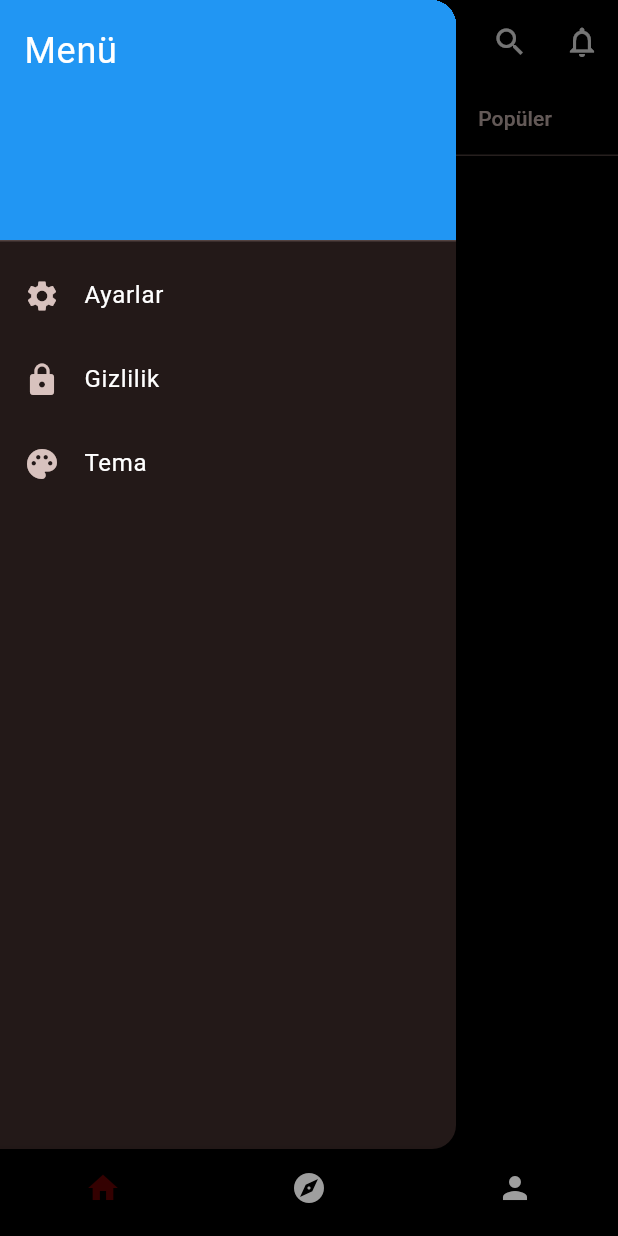
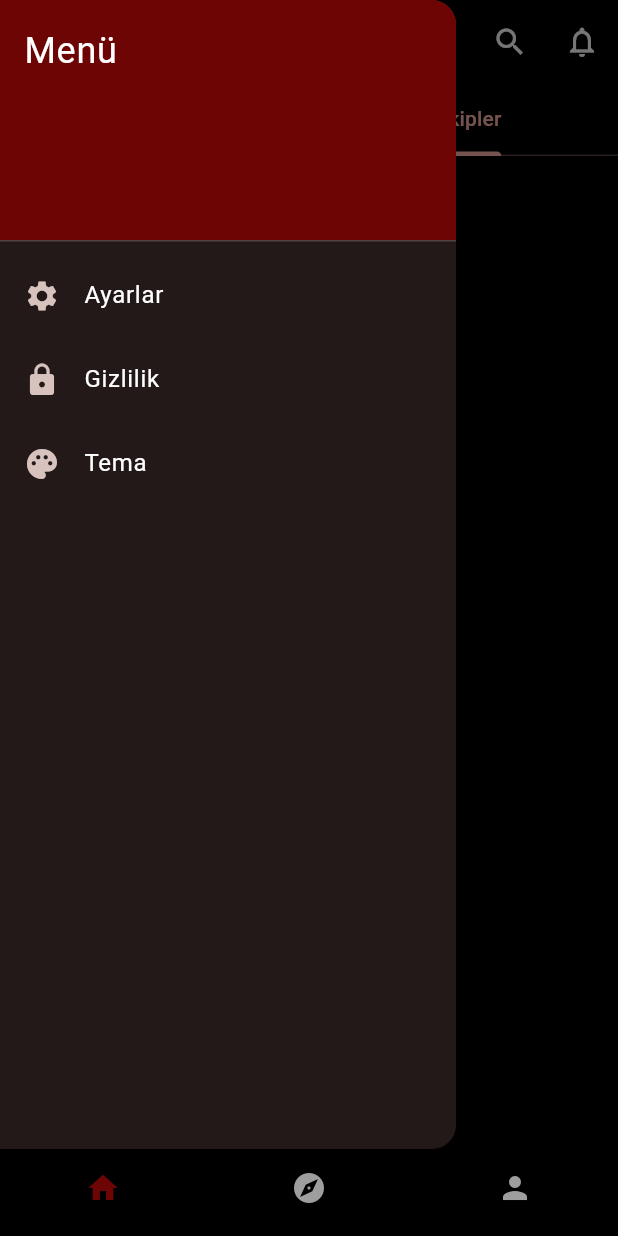
Before and after one commit to film-atlasi/film-atlasi, a Flutter app: the FilmAtlasiApp screen opened by its route, tab 2 chosen, with the side drawer open, on a phone screen of 412 x 824 dp. Run offline on Flutter 3.47's test engine with Material 3 defaults, Android fonts, the phone set to English and light mode, and no system bars; our stand-ins replace cloud_firestore, firebase_auth, firebase_core, flutter_rating_bar; missing offline and left inert: auto_size_text_field; accounts and stored records are empty; network calls fail.

Commit message:
menu eklendi keşfet sayfası düzenlendi kullanıcı mevcut projenin son hali bu

```diff
--- a/lib/app.dart
+++ b/lib/app.dart
@@ -33,7 +33,7 @@ class _FilmAtlasiAppState extends State<FilmAtlasiApp> {
     return BottomNavigationBar(
       backgroundColor: Colors.black, // Arka plan siyah
       selectedItemColor:
-          const Color.fromARGB(255, 52, 1, 1), // Seçilen ikon rengi
+          const Color.fromARGB(255, 110, 5, 5), // Seçilen ikon rengi
       unselectedItemColor: Colors.grey, // Seçilmemiş ikon rengi
       showSelectedLabels: false, // Seçilen item etiketlerini gizle
       showUnselectedLabels: false, // Seçilmemiş item etiketlerini gizle
--- a/lib/features/movie/screens/Anasayfa.dart
+++ b/lib/features/movie/screens/Anasayfa.dart
@@ -51,7 +51,7 @@ class AnasayfaState extends State<Anasayfa>
           children: [
             DrawerHeader(
               decoration: BoxDecoration(
-                color: Colors.blue,
+                color: const Color.fromARGB(255, 110, 5, 5),
               ),
               child: Text(
                 'Menü',
@@ -100,7 +100,7 @@ class AnasayfaState extends State<Anasayfa>
         tabs: const [
           Tab(text: 'Akış'),
           Tab(text: 'Takipler'),
-          Tab(text: 'Popüler'),
+          //Tab(text: 'Popüler'),
         ],
       ),
     );
--- a/lib/main.dart
+++ b/lib/main.dart
@@ -32,7 +32,7 @@ class Myapp extends StatelessWidget {
         debugShowCheckedModeBanner: false,
         darkTheme: AppTheme.darkTheme,
         theme: AppTheme.darkTheme,
-        initialRoute: '/anasayfa',
+        initialRoute: '/giris',
         routes: AppConstants.routes);
   }
 }
```
Also changed, not shown: pubspec.lock.
